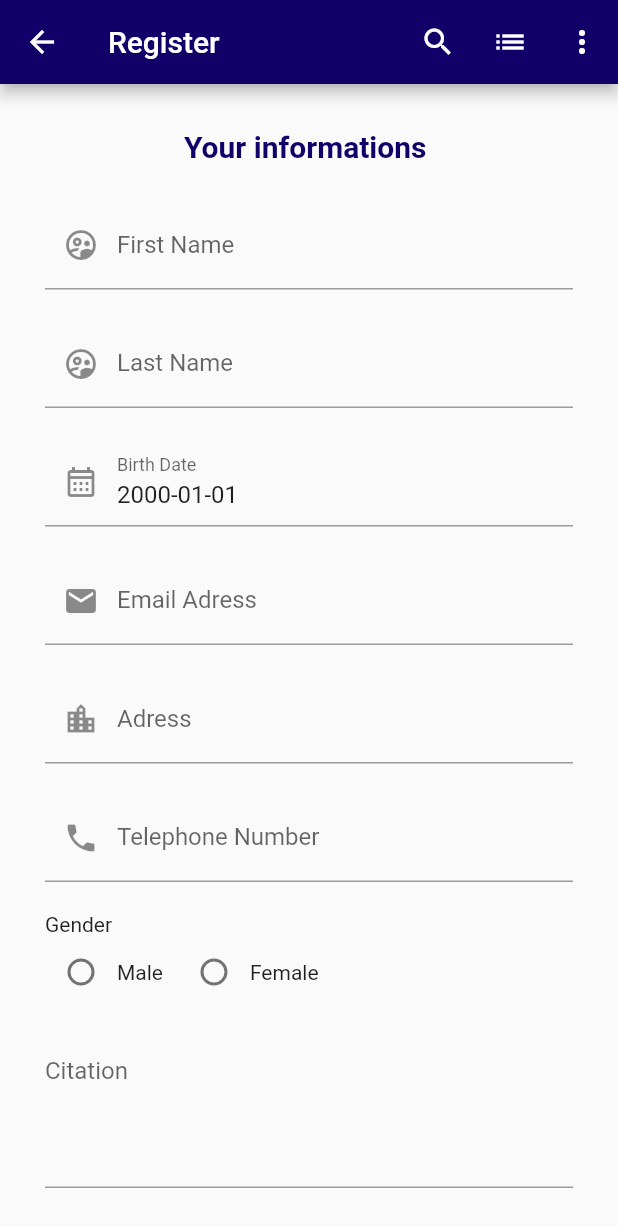
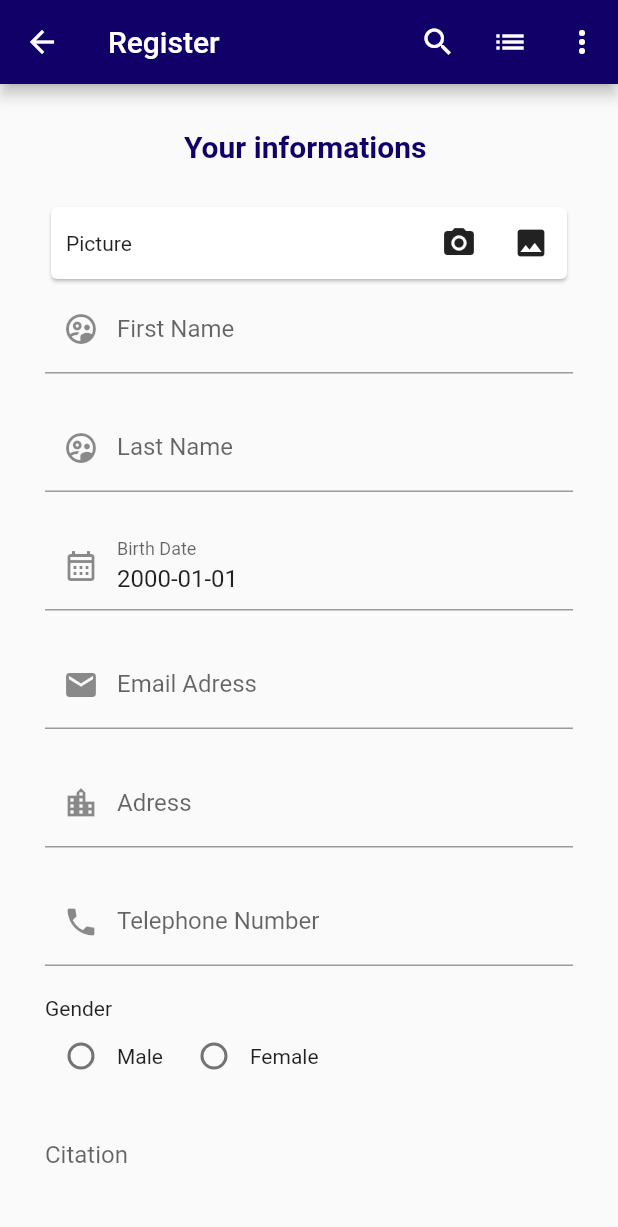
Before and after one commit to luapdever/userlist, a Flutter app: the MainScreen screen opened directly with empty values, after a tap on the "list" icon, after a tap on the "add" icon, on a phone screen of 412 x 824 dp. Shown: the top 1227 px of the screen. Run offline on Flutter 3.47's test engine with Material 2 defaults, Android fonts, the phone set to English and light mode, and no system bars; our stand-ins replace image_picker, sqflite; accounts and stored records are empty.

Commit message:
make image picker field

```diff
--- a/lib/screens/AddUser.dart
+++ b/lib/screens/AddUser.dart
@@ -1,10 +1,9 @@
 import 'dart:io';
 
 import 'package:flutter/material.dart';
-import 'dart:convert';
-import "package:userlist/Https/request.dart";
 import 'package:userlist/components/appbar.dart';
 import 'package:userlist/sql_db/sql_helper.dart';
+import 'package:image_picker/image_picker.dart';
 
 class AddUserScreen extends StatefulWidget {
   AddUserScreen({Key? key}) : super(key: key);
@@ -53,7 +52,8 @@ class _AddUserScreenState extends State<AddUserScreen> {
   String? citation;
   final citationController = TextEditingController();
 
-  File? picture;
+  String? picture;
+  File? imageFile;
 
   String dateFormat(DateTime date) {
     if(date == null) {
@@ -74,6 +74,37 @@ class _AddUserScreenState extends State<AddUserScreen> {
         ),
       ),
     );
+  }
+
+
+  /// Get from gallery
+  _getFromGallery() async {
+    PickedFile pickedFile = await ImagePicker().getImage(
+      source: ImageSource.gallery,
+      maxWidth: 1800,
+      maxHeight: 1800,
+    );
+    if (pickedFile != null) {
+      setState(() {
+        imageFile = File(pickedFile.path);
+        picture = pickedFile.path;
+      });
+    }
+  }
+
+  /// Get from Camera
+  _getFromCamera() async {
+    PickedFile pickedFile = await ImagePicker().getImage(
+      source: ImageSource.camera,
+      maxWidth: 1800,
+      maxHeight: 1800,
+    );
+    if (pickedFile != null) {
+      setState(() {
+        imageFile = File(pickedFile.path);
+        picture = pickedFile.path;
+      });
+    }
   }
 
   @override
@@ -107,6 +138,43 @@ class _AddUserScreenState extends State<AddUserScreen> {
                 ),
                 const SizedBox(
                   height: 25,
+                ),
+                Card(
+                  child: imageFile == null
+                  ? Row(
+                    mainAxisAlignment: MainAxisAlignment.spaceBetween,
+                    children: [
+                      Row(
+                        children: const [
+                          SizedBox(width: 10),
+                          Text("Picture")
+                        ],
+                      ),
+                      Row(
+                        children: [
+                          IconButton(
+                            onPressed: () {
+                              _getFromCamera();
+                            },
+                            icon: const Icon(Icons.camera_alt)
+                          ),
+                          IconButton(
+                            onPressed: () {
+                              _getFromGallery();
+                            },
+                            icon: const Icon(Icons.image)
+                          )
+                        ],
+                      )
+                    ]
+                  )
+                  : Container(
+                    height: 200,
+                    child: Image.file(
+                      imageFile!,
+                      fit: BoxFit.cover,
+                    ),
+                  )
                 ),
                 TextFormField(
                   keyboardType: TextInputType.text,
@@ -317,8 +385,6 @@ class _AddUserScreenState extends State<AddUserScreen> {
   }
 
   _saveUser() {
-    SQLHelper.deleteItem(3).then((value) => null);
-    SQLHelper.deleteItem(4).then((value) => null);
     if (_formKey.currentState!.validate()) {
       isLoading = true;
       var data = {
@@ -330,7 +396,7 @@ class _AddUserScreenState extends State<AddUserScreen> {
         'gender': gender,
         'citation': citation,
         'birthday': dateFormat(birthday!),
-        "picture": "bg_img.png"
+        "picture": picture
       };
 
       SQLHelper.createItem(data).then((value) {
--- a/lib/screens/ListUserScreen.dart
+++ b/lib/screens/ListUserScreen.dart
@@ -1,11 +1,9 @@
-import 'dart:ffi';
+import 'dart:io';
 
 import 'package:flutter/material.dart';
 import 'package:userlist/Models/Arguments/UserArguments.dart';
 import 'package:userlist/Models/User.dart';
 import 'package:userlist/components/appbar.dart';
-import 'dart:convert';
-import "package:userlist/Https/request.dart";
 import 'package:userlist/sql_db/sql_helper.dart';
 
 class ListUserScreen extends StatefulWidget {
@@ -44,7 +42,7 @@ class _ListUserScreenState extends State<ListUserScreen> {
         },
         child: ListTile(
           leading: CircleAvatar(
-            backgroundImage: AssetImage(user["picture"]),
+            backgroundImage: FileImage(File(user["picture"].toString())),
           ),
           title: Text(User.getFullName(user)),
           subtitle: Text(user["mail"]),
--- a/lib/screens/UserScreen.dart
+++ b/lib/screens/UserScreen.dart
@@ -1,3 +1,5 @@
+import 'dart:io';
+
 import 'package:flutter/material.dart';
 import 'dart:convert';
 import 'package:userlist/Models/Arguments/UserArguments.dart';
@@ -69,24 +71,10 @@ class _UserState extends State<MainScreen> {
             child: SingleChildScrollView(
               child: Column(
                 children: [
-                  Image.asset(
-                    _user["picture"].toString(),
-                    // loadingBuilder: (context, child, loadingProgress) {
-                    //   if(loadingProgress == null) {
-                    //     return child;
-                    //   } else {
-                    //     return Center(
-                    //       child: Column(
-                    //         children: const [
-                    //           SizedBox(height: 20),
-                    //           CircularProgressIndicator(),
-                    //           SizedBox(height: 20),
-                    //           Text("Loading image")
-                    //         ],
-                    //       ),
-                    //     );
-                    //   }
-                    // },
+                  Image.file(
+                    File(_user["picture"].toString()),
+                    height: 200,
+                    fit: BoxFit.cover,
                   ),
                   const SizedBox(height: 20),
                   Title(
@@ -99,16 +87,59 @@ class _UserState extends State<MainScreen> {
                       ),
                     )
                   ),
-                  const SizedBox(height: 30),
+                  const SizedBox(height: 20),
+                  Text(_user["citation"].toString()),
+                  const SizedBox(height: 20),
                   Card(child: Padding(
-                    padding: EdgeInsets.all(16.0),
+                    padding: const EdgeInsets.all(16.0),
+                    child: Row(
+                      children: [
+                        const Icon(Icons.person),
+                        const SizedBox(width: 5),
+                        Text(_user["gender"].toString())
+                      ],
+                    ),
+                  )),
+                  Card(child: Padding(
+                    padding: const EdgeInsets.all(16.0),
+                    child: Row(
+                      children: [
+                        const Icon(Icons.date_range),
+                        const SizedBox(width: 5),
+                        Text(_user["birthday"].toString())
+                      ],
+                    ),
+                  )),
+                  Card(child: Padding(
+                    padding: const EdgeInsets.all(16.0),
                     child: Row(
                       children: [
                         const Icon(Icons.email),
-                        Text(_user["picture"].toString())
+                        const SizedBox(width: 5),
+                        Text(_user["mail"].toString())
                       ],
                     ),
-                  ))
+                  )),
+                  Card(child: Padding(
+                    padding: const EdgeInsets.all(16.0),
+                    child: Row(
+                      children: [
+                        const Icon(Icons.phone),
+                        const SizedBox(width: 5),
+                        Text(_user["phone"].toString())
+                      ],
+                    ),
+                  )),
+                  Card(child: Padding(
+                    padding: const EdgeInsets.all(16.0),
+                    child: Row(
+                      children: [
+                        const Icon(Icons.location_city),
+                        const SizedBox(width: 5),
+                        Text(_user["adress"].toString())
+                      ],
+                    ),
+                  )),
                 ],
               )
             ),
--- a/pubspec.yaml
+++ b/pubspec.yaml
@@ -30,7 +30,6 @@ dependencies:
   flutter:
     sdk: flutter
   shared_preferences: ^0.5.6+1
-  http: ^0.12.0+4
 
 
 
@@ -38,6 +37,8 @@ dependencies:
   # Use with the CupertinoIcons class for iOS style icons.
   cupertino_icons: ^1.0.2
   sqflite: ^2.0.2
+  image_picker: ^0.6.7+22
+  #speech_to_text: ^3.2.0
 
 dev_dependencies:
   flutter_test:
```
Also changed, not shown: lib/Https/request.dart (deleted, +0 -35 lines), pubspec.lock, 2 other files.
